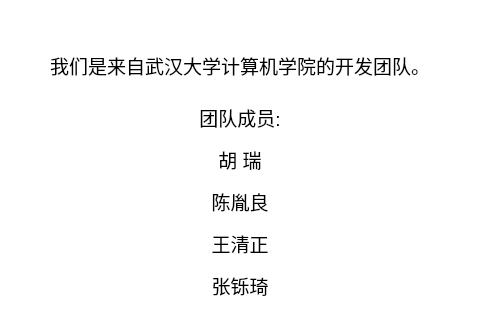
sophiefy/WHU-MMS, file client/frontend/mainWin.ui: the form before one commit; both pictures show x 685 to 1165 and y 118 to 438 of the 1483 by 807 pixel window.
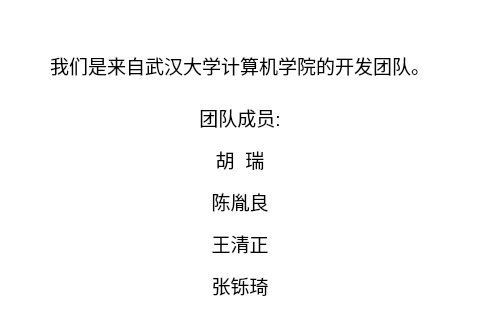
The form after the commit. Icons and pictures are not drawn.

```diff
--- a/client/frontend/mainWin.ui
+++ b/client/frontend/mainWin.ui
@@ -1454,7 +1454,7 @@
 &lt;p align=&quot;center&quot; style=&quot;-qt-paragraph-type:empty; margin-top:0px; margin-bottom:0px; margin-left:0px; margin-right:0px; -qt-block-indent:0; text-indent:0px; font-size:14pt;&quot;&gt;&lt;br /&gt;&lt;/p&gt;
 &lt;p align=&quot;center&quot; style=&quot; margin-top:0px; margin-bottom:0px; margin-left:0px; margin-right:0px; -qt-block-indent:0; text-indent:0px;&quot;&gt;&lt;span style=&quot; font-size:14pt;&quot;&gt;团队成员:&lt;/span&gt;&lt;/p&gt;
 &lt;p align=&quot;center&quot; style=&quot;-qt-paragraph-type:empty; margin-top:0px; margin-bottom:0px; margin-left:0px; margin-right:0px; -qt-block-indent:0; text-indent:0px; font-size:8pt;&quot;&gt;&lt;br /&gt;&lt;/p&gt;
-&lt;p align=&quot;center&quot; style=&quot; margin-top:0px; margin-bottom:0px; margin-left:0px; margin-right:0px; -qt-block-indent:0; text-indent:0px;&quot;&gt;&lt;span style=&quot; font-size:14pt;&quot;&gt;胡 瑞&lt;/span&gt;&lt;/p&gt;
+&lt;p align=&quot;center&quot; style=&quot; margin-top:0px; margin-bottom:0px; margin-left:0px; margin-right:0px; -qt-block-indent:0; text-indent:0px;&quot;&gt;&lt;span style=&quot; font-size:14pt;&quot;&gt;胡  瑞&lt;/span&gt;&lt;/p&gt;
 &lt;p align=&quot;center&quot; style=&quot;-qt-paragraph-type:empty; margin-top:0px; margin-bottom:0px; margin-left:0px; margin-right:0px; -qt-block-indent:0; text-indent:0px; font-size:8pt;&quot;&gt;&lt;br /&gt;&lt;/p&gt;
 &lt;p align=&quot;center&quot; style=&quot; margin-top:0px; margin-bottom:0px; margin-left:0px; margin-right:0px; -qt-block-indent:0; text-indent:0px;&quot;&gt;&lt;span style=&quot; font-size:14pt;&quot;&gt;陈胤良&lt;/span&gt;&lt;/p&gt;
 &lt;p align=&quot;center&quot; style=&quot;-qt-paragraph-type:empty; margin-top:0px; margin-bottom:0px; margin-left:0px; margin-right:0px; -qt-block-indent:0; text-indent:0px; font-size:8pt;&quot;&gt;&lt;br /&gt;&lt;/p&gt;
```
